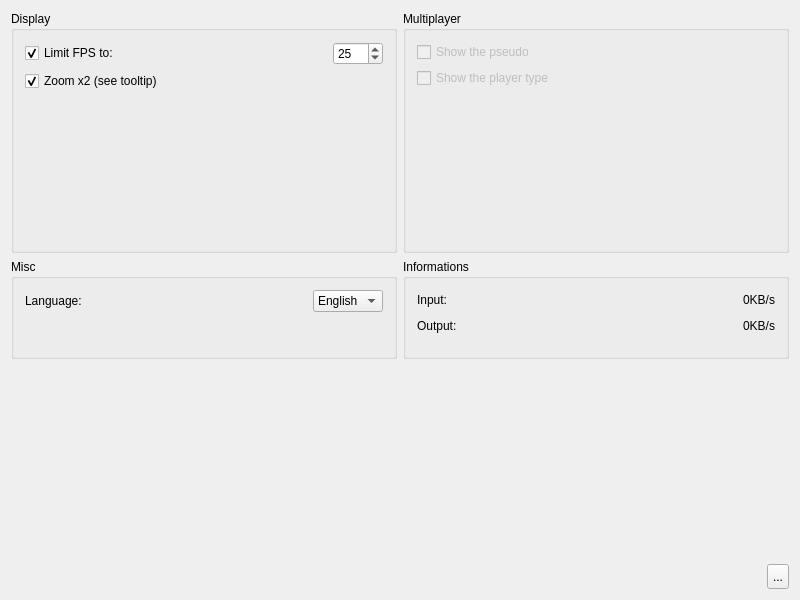
Qt form client/base/interface/BaseWindow.ui (alphaonex86/CatchChallenger) before a commit.
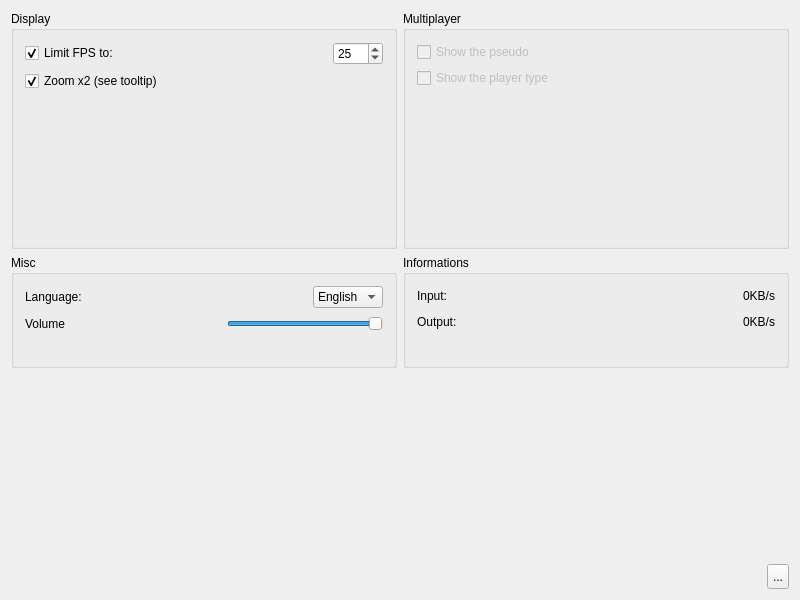
The same form after that commit. The open tabs and pages were chosen to show the change. Icons and pictures are not drawn.

Commit message: [Change] Control the audio volume (client,tools)

```diff
--- a/client/base/interface/BaseWindow.ui
+++ b/client/base/interface/BaseWindow.ui
@@ -2097,6 +2097,46 @@
                 </item>
                </layout>
               </item>
+              <item>
+               <layout class="QHBoxLayout" name="horizontalLayout_56">
+                <item>
+                 <widget class="QLabel" name="label_25">
+                  <property name="text">
+                   <string>Volume</string>
+                  </property>
+                 </widget>
+                </item>
+                <item>
+                 <spacer name="horizontalSpacer_49">
+                  <property name="orientation">
+                   <enum>Qt::Horizontal</enum>
+                  </property>
+                  <property name="sizeHint" stdset="0">
+                   <size>
+                    <width>40</width>
+                    <height>20</height>
+                   </size>
+                  </property>
+                 </spacer>
+                </item>
+                <item>
+                 <widget class="QSlider" name="audioVolume">
+                  <property name="styleSheet">
+                   <string notr="true">background-image: url(:/images/empty.png);</string>
+                  </property>
+                  <property name="maximum">
+                   <number>100</number>
+                  </property>
+                  <property name="value">
+                   <number>100</number>
+                  </property>
+                  <property name="orientation">
+                   <enum>Qt::Horizontal</enum>
+                  </property>
+                 </widget>
+                </item>
+               </layout>
+              </item>
               <item>
                <spacer name="verticalSpacer_13">
                 <property name="orientation">
```
Left out of the diff: 2 changed lines with no effect on the pictures. The commit also changes 10 other files.
